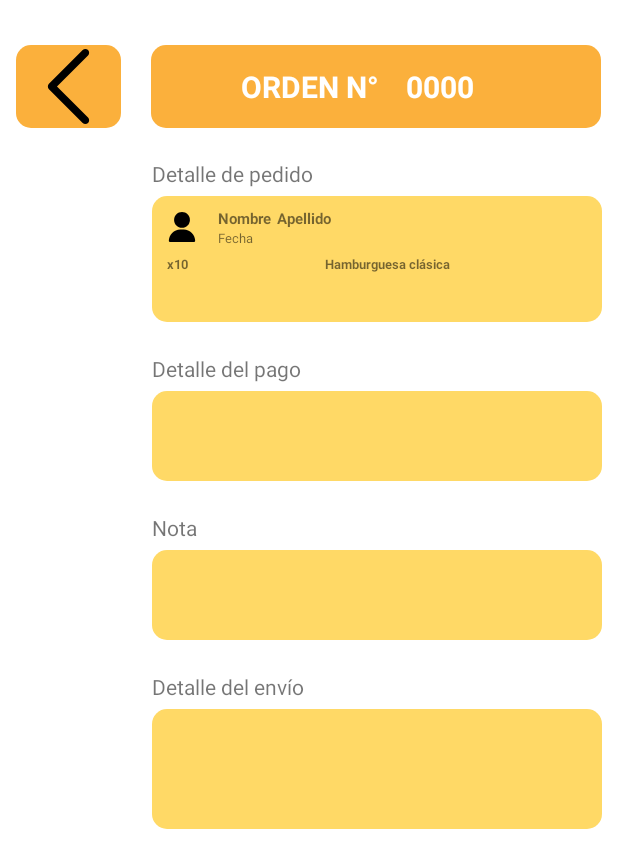
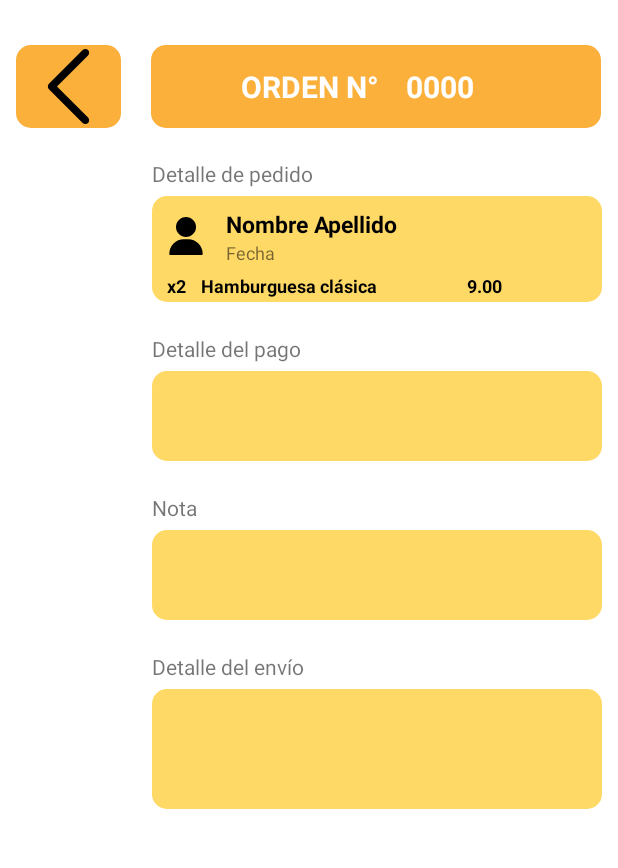
Before and after one commit to Longobardi-19/FastFood, an Android app: the OrderActivity screen opened directly, with no data from a screen before it, on a phone screen of 412 x 824 dp. Shown: the top 868 px of the screen. Run offline under Robolectric (Android 15) with nearby library versions, the phone set to English and light mode, and no system bars; our stand-ins replace Room's generated code; 12 statements that could not run were skipped.

Commit message:
avance 1.9.1

```diff
--- a/app/src/main/res/layout/activity_order.xml
+++ b/app/src/main/res/layout/activity_order.xml
@@ -102,8 +102,8 @@
                         android:gravity="center">
 
                         <ImageView
-                            android:layout_width="20dp"
-                            android:layout_height="20dp"
+                            android:layout_width="25dp"
+                            android:layout_height="25dp"
                             android:src="@drawable/ic_user"/>
 
                         <LinearLayout
@@ -121,7 +121,8 @@
                                 android:id="@+id/name"
                                 android:text="Nombre"
                                 android:textStyle="bold"
-                                android:textSize="10dp"
+                                android:textSize="15dp"
+                                android:textColor="@color/color_black"
                                 />
 
                                 <TextView
@@ -131,7 +132,8 @@
                                     android:text="Apellido"
                                     android:layout_marginStart="4dp"
                                     android:textStyle="bold"
-                                    android:textSize="10dp"/>
+                                    android:textSize="15dp"
+                                    android:textColor="@color/color_black"/>
 
                             </LinearLayout>
 
@@ -140,12 +142,13 @@
                                 android:layout_height="wrap_content"
                                 android:layout_marginStart="10dp"
                                 android:text="Fecha"
-                                android:textSize="8.5dp"/>
+                                android:textSize="12dp"/>
 
                         </LinearLayout>
                     </LinearLayout>
 
                     <LinearLayout
+                        android:id="@+id/itemOrder"
                         android:layout_width="match_parent"
                         android:layout_height="wrap_content"
                         android:orientation="horizontal"
@@ -156,40 +159,43 @@
                             android:layout_height="wrap_content"
                             android:text="x"
                             android:textStyle="bold"
-                            android:textSize="8.5dp"/>
+                            android:textSize="12dp"
+                            android:textColor="@color/color_black"/>
                         <TextView
                             android:id="@+id/cantidad"
                             android:layout_width="wrap_content"
                             android:layout_height="wrap_content"
-                            android:text="10"
+                            android:text="2"
                             android:textStyle="bold"
-                            android:textSize="8.5dp"/>
+                            android:textSize="12dp"
+                            android:textColor="@color/color_black"/>
 
                         <LinearLayout
-                            android:layout_width="match_parent"
+                            android:layout_width="wrap_content"
                             android:layout_height="wrap_content"
                             android:gravity="center">
                         <TextView
                             android:id="@+id/orderName"
                             android:layout_width="wrap_content"
                             android:layout_height="wrap_content"
+                            android:layout_marginStart="10dp"
+                            android:layout_marginEnd="10dp"
                             android:text="Hamburguesa clásica"
                             android:textStyle="bold"
-                            android:textSize="8.5dp"/>
+                            android:textSize="12dp"
+                            android:textColor="@color/color_black"/>
 
                         </LinearLayout>
-
                             <TextView
                                 android:id="@+id/precio"
                                 android:layout_width="match_parent"
                                 android:layout_height="wrap_content"
-
+                                android:layout_marginStart="50dp"
                                 android:text="9.00"
                                 android:textStyle="bold"
-                            android:textSize="8.5dp"/>
-
+                                android:textSize="12dp"
+                                android:textColor="@color/color_black"/>
                         </LinearLayout>
-
                     </LinearLayout>
                 </RelativeLayout>
             </LinearLayout>
```
Lines whose indentation alone changed are shown as unchanged.
